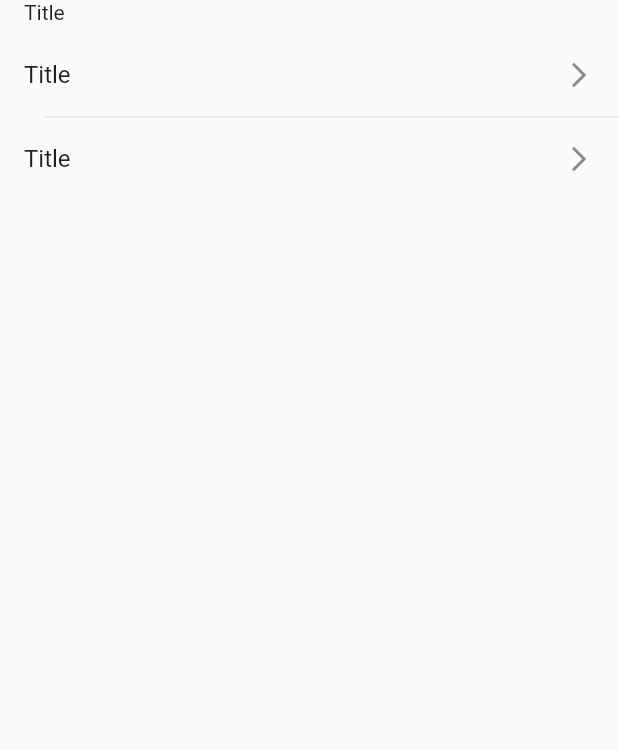
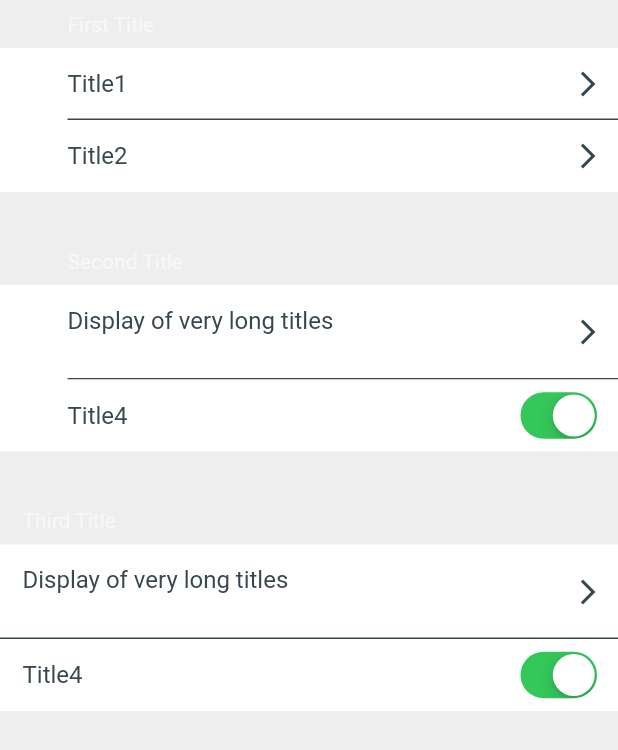
Before and after one commit to naoki0719/flutter_menu_list, a Flutter app: the screen it shows after launch, on a phone screen of 412 x 824 dp. Shown: the top 750 px of the screen. Run offline on Flutter 3.47's test engine with Material 2 defaults, Android fonts, the phone set to English and light mode, and no system bars.

Commit message:
Release v0.0.1

```diff
--- a/example/lib/main.dart
+++ b/example/lib/main.dart
@@ -1,3 +1,4 @@
+import 'package:flutter/cupertino.dart';
 import 'package:flutter/material.dart';
 import 'package:flutter_menu_list/flutter_menu_list.dart';
 
@@ -10,9 +11,8 @@ class MyApp extends StatelessWidget {
   Widget build(BuildContext context) {
     return MaterialApp(
       title: 'Flutter Demo',
-      theme: ThemeData(
-        primarySwatch: Colors.blue,
-      ),
+      theme: ThemeData(primarySwatch: Colors.blue),
+      darkTheme: ThemeData.dark(),
       home: Example(),
     );
   }
@@ -22,16 +22,75 @@ class Example extends StatelessWidget {
   @override
   Widget build(BuildContext context) {
     return Scaffold(
-      body: ListSection(
-        title: ListTitle(),
-        menus: [
-          ListMenu(
-            title: Text('Title'),
-            onTap: () {},
+      body: MenuListContainer(
+        sections: [
+          MenuListSection(
+            title: MenuListSectionTitle(title: 'First Title'),
+            menus: [
+              MenuListContent(
+                leading: Icon(
+                  Icons.ac_unit,
+                  color: Colors.white,
+                  size: 20,
+                ),
+                title: Text('Title1'),
+                onTap: () {},
+              ),
+              MenuListContent(
+                title: Text('Title2'),
+                onTap: () {},
+              ),
+            ],
           ),
-          ListMenu(
-            title: Text('Title'),
-            onTap: () {},
+          MenuListSection(
+            title: MenuListSectionTitle(title: 'Second Title'),
+            menus: [
+              MenuListContent(
+                title: Text('Display of very long titles'),
+                subTitle: MenuListSubTitle('Display of very long sub titles'),
+                onTap: () {},
+              ),
+              MenuListContent(
+                title: Text('Title4'),
+                trailing: SizedBox(
+                  height: 20,
+                  child: CupertinoSwitch(
+                    value: true,
+                    onChanged: (value) {},
+                  ),
+                ),
+              ),
+            ],
+          ),
+          MenuListSection(
+            title: MenuListSectionTitle(
+              title: 'Third Title',
+              padding: const EdgeInsets.only(
+                left: 15,
+                top: 8,
+                bottom: 8,
+              ),
+            ),
+            lineIndent: 0,
+            menus: [
+              MenuListContent(
+                leadingSpace: 15,
+                title: Text('Display of very long titles'),
+                subTitle: MenuListSubTitle('Display of very long sub titles'),
+                onTap: () {},
+              ),
+              MenuListContent(
+                leadingSpace: 15,
+                title: Text('Title4'),
+                trailing: SizedBox(
+                  height: 20,
+                  child: CupertinoSwitch(
+                    value: true,
+                    onChanged: (value) {},
+                  ),
+                ),
+              ),
+            ],
           ),
         ],
       ),
--- a/lib/flutter_menu_list.dart
+++ b/lib/flutter_menu_list.dart
@@ -1,5 +1,8 @@
 library flutter_menu_list;
 
-export 'widgets/list_section.dart';
-export 'widgets/list_title.dart';
-export 'widgets/list_menu.dart';
+export 'widgets/menu_list_section.dart';
+export 'widgets/menu_list_section_title.dart';
+export 'widgets/menu_list_content.dart';
+export 'widgets/menu_list_container.dart';
+export 'widgets/menu_list_sub_title.dart';
+export 'themes/menu_list_themes.dart';
--- /dev/null
+++ b/lib/themes/menu_list_themes.dart
@@ -0,0 +1,57 @@
+import 'package:flutter/material.dart';
+
+class MenuListThemes {
+  static final darkTheme = ThemeData(
+    backgroundColor: Color(0x8A000000),
+    primaryColor: Color(0xFF212121),
+    textTheme: TextTheme(
+      bodyText2: TextStyle(
+        color: Color(0xFFFFFFFF),
+        fontSize: 16,
+      ),
+
+      /// android
+      subtitle1: TextStyle(
+        color: Color(0x62FFFFFF),
+        fontSize: 14,
+      ),
+
+      /// ios
+      subtitle2: TextStyle(
+        color: Color(0x62FFFFFF),
+        fontSize: 16,
+      ),
+    ),
+    iconTheme: IconThemeData(
+      size: 16,
+      color: Color(0xFF424242),
+    ),
+    dividerColor: Color(0xFF424242),
+  );
+
+  static final lightTheme = ThemeData(
+    backgroundColor: Color(0xFFEEEEEE),
+    primaryColor: Color(0xFFFFFFFF),
+    textTheme: TextTheme(
+      bodyText2: TextStyle(
+        color: Color(0xFF37474F),
+        fontSize: 16,
+      ),
+      subtitle1: TextStyle(
+        color: Color(0x62FFFFFF),
+        fontSize: 14,
+      ),
+
+      /// android
+      subtitle2: TextStyle(
+        color: Color(0x62FFFFFF),
+        fontSize: 16,
+      ),
+    ),
+    iconTheme: IconThemeData(
+      size: 16,
+      color: Color(0xFF37474F),
+    ),
+    dividerColor: Color(0xFF37474F),
+  );
+}
--- a/lib/widgets/list_menu.dart
+++ /dev/null
@@ -1,46 +0,0 @@
-import 'package:flutter/material.dart';
-
-void emptyFunc() {}
-
-class ListMenu extends StatelessWidget {
-  final Widget? leading;
-  final Widget title;
-  final Widget trailing;
-  final void Function()? onTap;
-  final ThemeData? theme;
-  final ThemeData? darkTheme;
-
-  const ListMenu({
-    this.leading,
-    required this.title,
-    this.trailing = const Icon(
-      Icons.arrow_forward_ios,
-      size: 20,
-    ),
-    this.onTap,
-    this.theme,
-    this.darkTheme,
-  });
-
-  ThemeData _getThemeData(BuildContext context) {
-    final appTheme = Theme.of(context);
-    if (appTheme.brightness == Brightness.dark) {
-      return darkTheme ?? appTheme;
-    }
-
-    return theme ?? appTheme;
-  }
-
-  @override
-  Widget build(BuildContext context) {
-    return Theme(
-      data: _getThemeData(context),
-      child: ListTile(
-        onTap: onTap,
-        leading: leading,
-        title: title,
-        trailing: trailing,
-      ),
-    );
-  }
-}
--- a/lib/widgets/list_title.dart
+++ /dev/null
@@ -1,16 +0,0 @@
-import 'package:flutter/material.dart';
-
-class ListTitle extends StatelessWidget {
-  const ListTitle();
-
-  @override
-  Widget build(BuildContext context) {
-    return Container(
-      padding: const EdgeInsets.only(
-        left: 16.0,
-        bottom: 6.0,
-      ),
-      child: Text('Title'),
-    );
-  }
-}
--- /dev/null
+++ b/lib/widgets/menu_list_container.dart
@@ -0,0 +1,46 @@
+import 'package:flutter/material.dart';
+import 'package:flutter_menu_list/flutter_menu_list.dart';
+
+class MenuListContainer extends StatelessWidget {
+  final List<Widget> sections;
+
+  /// Default: `30`
+  final double sectionSpace;
+
+  final ThemeData? theme;
+  final ThemeData? darkTheme;
+
+  const MenuListContainer({
+    required this.sections,
+    this.sectionSpace = 30,
+    this.theme,
+    this.darkTheme,
+  });
+
+  ThemeData _getThemeData(BuildContext context) {
+    if (Theme.of(context).brightness == Brightness.dark) {
+      return darkTheme ?? MenuListThemes.darkTheme;
+    }
+
+    return theme ?? MenuListThemes.lightTheme;
+  }
+
+  @override
+  Widget build(BuildContext context) {
+    final themeData = _getThemeData(context);
+    return Theme(
+      data: themeData,
+      child: Container(
+        color: themeData.backgroundColor,
+        height: double.infinity,
+        child: ListView.separated(
+          itemBuilder: (context, index) => sections[index],
+          separatorBuilder: (context, index) => SizedBox(
+            height: sectionSpace,
+          ),
+          itemCount: sections.length,
+        ),
+      ),
+    );
+  }
+}
--- /dev/null
+++ b/lib/widgets/menu_list_content.dart
@@ -0,0 +1,162 @@
+import 'dart:io';
+
+import 'package:flutter/material.dart';
+
+class MenuListContent extends StatelessWidget {
+  final Widget? leading;
+  final Widget title;
+  final Widget? subTitle;
+  final Widget trailing;
+  final void Function()? onTap;
+  final EdgeInsetsGeometry padding;
+  final double leadingSpace;
+  final bool? iosStyle;
+
+  const MenuListContent({
+    this.leading,
+    required this.title,
+    this.subTitle,
+    this.trailing = const Icon(
+      Icons.arrow_forward_ios,
+      size: 20,
+    ),
+    this.onTap,
+    this.padding = const EdgeInsets.only(
+      right: 10,
+      top: 14,
+      bottom: 14,
+    ),
+    this.leadingSpace = 45,
+    this.iosStyle,
+  });
+
+  @override
+  Widget build(BuildContext context) {
+    final ios = iosStyle ?? Platform.isIOS;
+
+    return Material(
+      color: Theme.of(context).primaryColor,
+      child: InkWell(
+        onTap: onTap,
+        child: Container(
+          padding: padding,
+          child: Row(
+            mainAxisAlignment: MainAxisAlignment.center,
+            children: [
+              _ListMenuLeading(
+                child: leading,
+                leadingSpace: leadingSpace,
+              ),
+              if (ios)
+                _ListAppleStyleTitle(
+                  title: title,
+                  subTitle: subTitle,
+                ),
+              if (!ios)
+                _ListMenuTitle(
+                  title: title,
+                  subTitle: subTitle,
+                ),
+              _ListMenuTrailing(child: trailing),
+            ],
+          ),
+        ),
+      ),
+    );
+  }
+}
+
+class _ListMenuLeading extends StatelessWidget {
+  final Widget? child;
+  final double leadingSpace;
+
+  const _ListMenuLeading({
+    this.child,
+    this.leadingSpace = 30,
+  });
+
+  @override
+  Widget build(BuildContext context) {
+    return Container(
+      // padding: const EdgeInsets.symmetric(horizontal: 15),
+      child: child != null
+          ? SizedBox(
+              width: leadingSpace,
+              child: child,
+            )
+          : SizedBox(width: leadingSpace),
+    );
+  }
+}
+
+class _ListMenuTitle extends StatelessWidget {
+  final Widget title;
+  final Widget? subTitle;
+
+  const _ListMenuTitle({
+    required this.title,
+    this.subTitle,
+  });
+
+  @override
+  Widget build(BuildContext context) {
+    return Expanded(
+      child: Column(
+        crossAxisAlignment: CrossAxisAlignment.start,
+        children: [
+          title,
+          subTitle ?? Container(),
+        ],
+      ),
+    );
+  }
+}
+
+class _ListMenuTrailing extends StatelessWidget {
+  final Widget? child;
+  final bool hide;
+
+  const _ListMenuTrailing({
+    this.child,
+    this.hide = false,
+  });
+
+  @override
+  Widget build(BuildContext context) {
+    return Container(
+      margin: const EdgeInsets.only(left: 15),
+      child: child ??
+          Icon(
+            Icons.arrow_forward_ios,
+          ),
+    );
+  }
+}
+
+class _ListAppleStyleTitle extends StatelessWidget {
+  final Widget title;
+  final Widget? subTitle;
+
+  const _ListAppleStyleTitle({
+    required this.title,
+    this.subTitle,
+  });
+
+  @override
+  Widget build(BuildContext context) {
+    return Expanded(
+      child: Row(
+        children: [
+          Expanded(
+            child: title,
+          ),
+          if (subTitle != null)
+            SizedBox(
+              width: 15,
+            ),
+          subTitle ?? Container(),
+        ],
+      ),
+    );
+  }
+}
--- a/lib/widgets/list_section.dart
+++ b/lib/widgets/menu_list_section.dart
@@ -1,14 +1,17 @@
 import 'package:flutter/material.dart';
 import 'package:flutter_menu_list/flutter_menu_list.dart';
 
-class ListSection extends StatelessWidget {
+class MenuListSection extends StatelessWidget {
   final Widget title;
 
   final List<Widget> menus;
 
-  const ListSection({
-    this.title = const ListTitle(),
+  final double lineIndent;
+
+  const MenuListSection({
+    this.title = const MenuListSectionTitle(title: ''),
     required this.menus,
+    this.lineIndent = 45,
   });
 
   @override
@@ -20,7 +23,7 @@ class ListSection extends StatelessWidget {
       itemBuilder: (context, index) => list[index],
       separatorBuilder: (context, index) {
         if (index > 0) {
-          return Divider(height: 0, indent: 30);
+          return Divider(thickness: 1, height: 0, indent: lineIndent);
         }
         return Container();
       },
--- /dev/null
+++ b/lib/widgets/menu_list_section_title.dart
@@ -0,0 +1,32 @@
+import 'package:flutter/material.dart';
+
+class MenuListSectionTitle extends StatelessWidget {
+  final String title;
+  final EdgeInsetsGeometry padding;
+  final TextStyle textStyle;
+
+  const MenuListSectionTitle({
+    required this.title,
+    this.padding = const EdgeInsets.only(
+      top: 8.0,
+      bottom: 8.0,
+      left: 45.0,
+      right: 15.0,
+    ),
+    this.textStyle = const TextStyle(
+      color: Color(0x8AFFFFFF),
+    ),
+  });
+
+  @override
+  Widget build(BuildContext context) {
+    return Container(
+      decoration: BoxDecoration(color: Colors.transparent),
+      padding: padding,
+      child: Text(
+        title,
+        style: textStyle,
+      ),
+    );
+  }
+}
--- /dev/null
+++ b/lib/widgets/menu_list_sub_title.dart
@@ -0,0 +1,33 @@
+import 'dart:io';
+
+import 'package:flutter/material.dart';
+
+class MenuListSubTitle extends StatelessWidget {
+  final String text;
+  final TextStyle? textStyle;
+  final EdgeInsetsGeometry? padding;
+
+  const MenuListSubTitle(
+    this.text, {
+    this.textStyle,
+    this.padding,
+  });
+
+  @override
+  Widget build(BuildContext context) {
+    final adaptiveStyle = Platform.isAndroid
+        ? Theme.of(context).textTheme.subtitle1
+        : Theme.of(context).textTheme.subtitle2;
+
+    return Container(
+      padding: padding,
+      child: Expanded(
+        child: Text(
+          text,
+          style: textStyle ?? adaptiveStyle,
+          overflow: TextOverflow.ellipsis,
+        ),
+      ),
+    );
+  }
+}
```
Also changed, not shown: resources/example.png (added), 2 other files.
